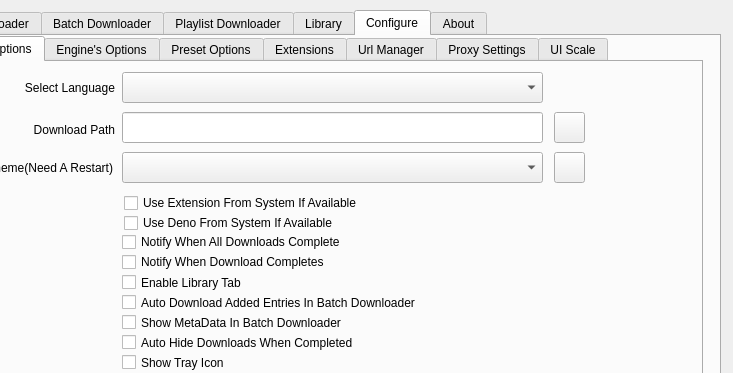
First picture: the form in src/mainwindow.ui, repository mhogomchungu/media-downloader, before the edit; both pictures show x 90 to 823 and y 0 to 373 of the 823 by 534 pixel window.
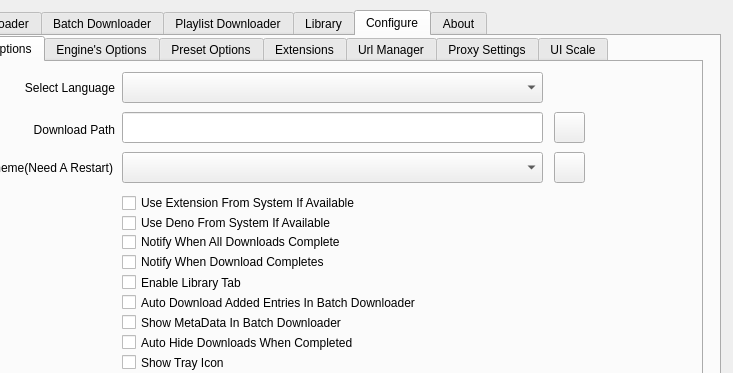
Second picture: the form after the edit.

```diff
--- a/src/mainwindow.ui
+++ b/src/mainwindow.ui
@@ -1876,7 +1876,7 @@
        <widget class="QCheckBox" name="cbConfigureUseSystemSupportingEngine">
         <property name="geometry">
          <rect>
-          <x>190</x>
+          <x>188</x>
           <y>150</y>
           <width>571</width>
           <height>22</height>
@@ -1889,7 +1889,7 @@
        <widget class="QCheckBox" name="cbConfigureUseSystemEngine">
         <property name="geometry">
          <rect>
-          <x>190</x>
+          <x>188</x>
           <y>130</y>
           <width>571</width>
           <height>22</height>
```
